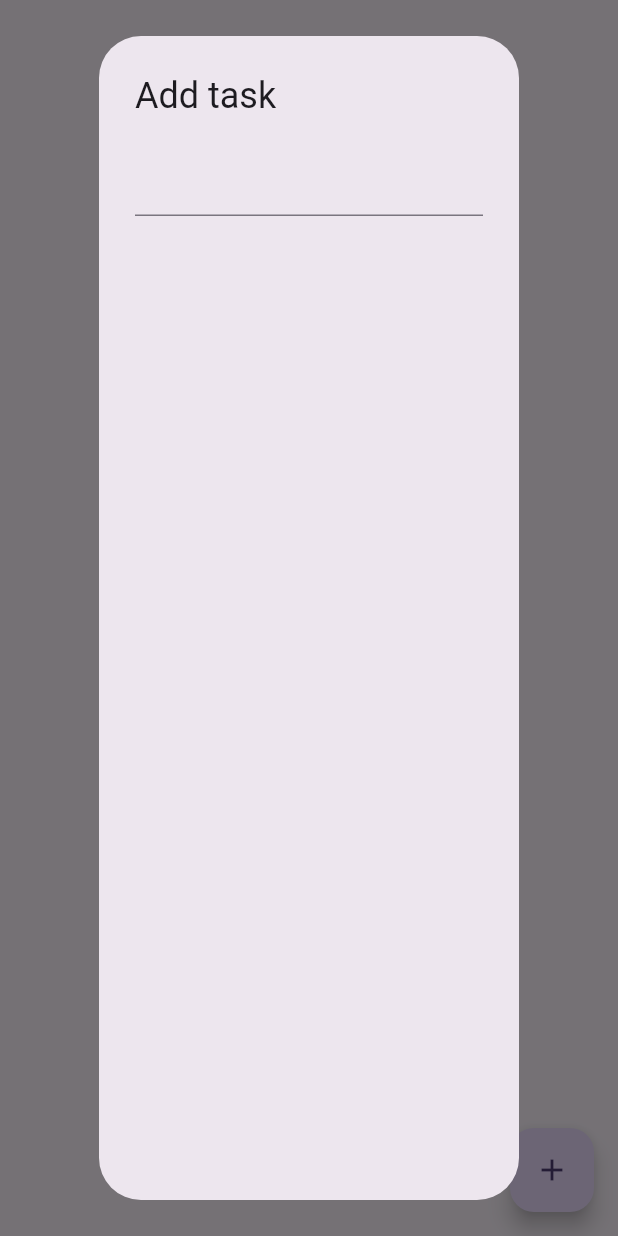
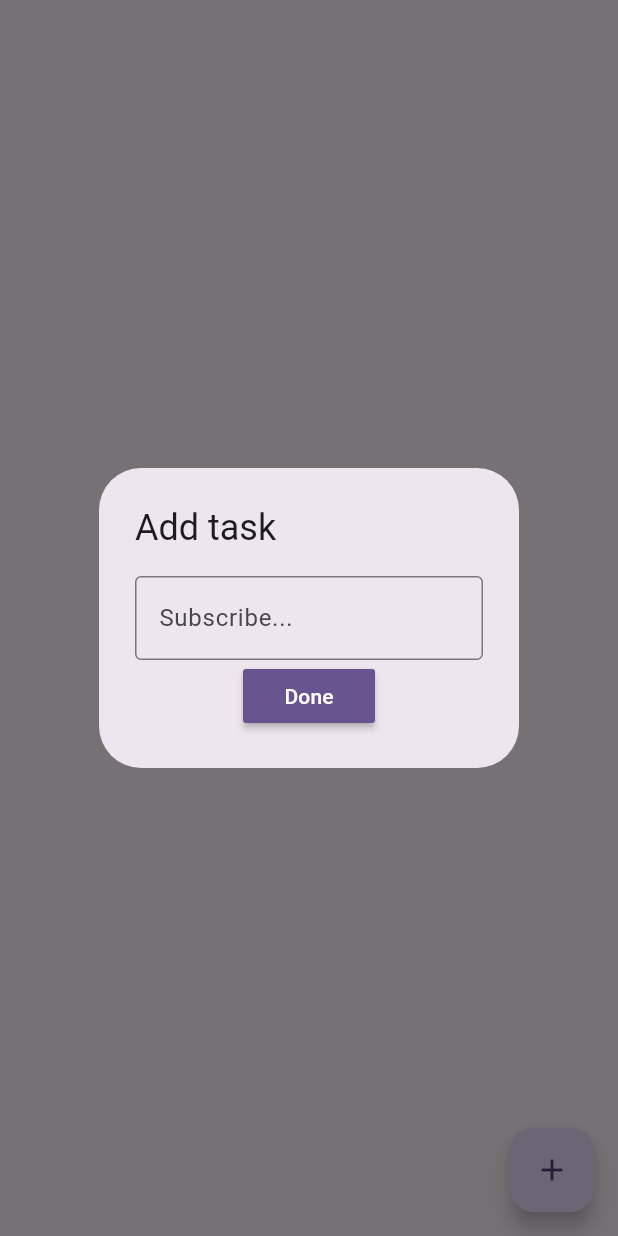
Before and after one commit to mohsinakmal/sqflite_project, a Flutter app: the screen it shows after launch, after a tap on the "add" icon, on a phone screen of 412 x 824 dp. Run offline on Flutter 3.47's test engine with Material 3 defaults, Android fonts, the phone set to English and light mode, and no system bars; our stand-ins replace sqflite; accounts and stored records are empty.

Commit message:
completed todo

```diff
--- /dev/null
+++ b/lib/models/task.dart
@@ -0,0 +1,10 @@
+  class Task{
+    final int status, id;
+    final String content;
+
+    Task({
+      required this.status,
+      required this.id,
+      required this.content
+    });
+  }
--- a/lib/pages/home_pages.dart
+++ b/lib/pages/home_pages.dart
@@ -1,5 +1,6 @@
 import 'package:flutter/material.dart';
-import 'package:sqflite_project/pages/services/database_service.dart';
+import 'package:sqflite_project/models/task.dart';
+import 'package:sqflite_project/services/database_service.dart';
 
 class HomePage extends StatefulWidget {
   const HomePage({super.key});
@@ -10,11 +11,13 @@ class HomePage extends StatefulWidget {
 
 class _HomePageState extends State<HomePage> {
   final DatabaseService _databaseService = DatabaseService.instance;
+  String? _task = null;
 
   @override
   Widget build(BuildContext context) {
     return Scaffold(
       floatingActionButton: _addTaskButton(),
+      body: _tasksList(),
     );
   }
 
@@ -24,20 +27,74 @@ class _HomePageState extends State<HomePage> {
         showDialog(
             context: context,
             builder: (_) => AlertDialog(
-                  title: Text("Add task"),
-              content: Column(
-                children: [
-                  TextField(),
-                  MaterialButton(onPressed:() {},
-                    )
-                ],
-              ),
-                )
-        );
+                  title: const Text("Add task"),
+                  content: Column(
+                    mainAxisSize: MainAxisSize.min,
+                    children: [
+                      TextField(
+                        onChanged: (value) {
+                          setState(() {
+                            _task = value;
+                          });
+                        },
+                        decoration: const InputDecoration(
+                            border: OutlineInputBorder(),
+                            hintText: "Subscribe..."),
+                      ),
+                      MaterialButton(
+                        color: Theme.of(context).colorScheme.primary,
+                        onPressed: () {
+                          if (_task == null || _task == "") return;
+                          _databaseService.addTask(_task!);
+                          setState(() {
+                            _task = null;
+                          });
+                          Navigator.pop(context);
+                        },
+                        child: const Text(
+                          "Done",
+                          style: TextStyle(color: Colors.white),
+                        ),
+                      )
+                    ],
+                  ),
+                ));
       },
-      child: Icon(
+      child: const Icon(
         Icons.add,
       ),
     );
   }
+
+  Widget _tasksList() {
+    return FutureBuilder(
+      future: _databaseService.getTasks(),
+      builder: (context, snapshot) {
+        return ListView.builder(
+          itemCount: snapshot.data?.length ?? 0,
+          itemBuilder: (context, index) {
+            Task task = snapshot.data![index];
+            return ListTile(
+              onLongPress: () {
+                _databaseService.deleteTask(task.id);
+                setState(() {
+
+                });
+              },
+              title: Text(
+                task.content
+              ),
+              trailing: Checkbox(
+                  value: task.status == 1,
+                  onChanged: (value) {
+                    _databaseService.updateTask(task.id, value == true ? 1 : 0);
+                    setState(() {
+
+                    });
+                  },),
+            );
+        },);
+      },
+    );
+  }
 }
--- a/lib/pages/services/database_service.dart
+++ b/lib/services/database_service.dart
@@ -1,5 +1,6 @@
 import 'package:path/path.dart';
 import 'package:sqflite/sqflite.dart';
+import 'package:sqflite_project/models/task.dart';
 
 class DatabaseService {
   // here we are using singleton pattern
@@ -24,16 +25,18 @@ class DatabaseService {
     final databaseDirPath = await getDatabasesPath();
     // creating name for db  and joining the path
     final databasePath = join(databaseDirPath, "master_db.db");
+    //await deleteDatabase(databasePath);
     // using sqfLite opening up db
     // currently we don't have scheme and the tables
     final database = await openDatabase(
       databasePath,
+      version: 3,
       onCreate: (db, version) {
         db.execute('''
           CREATE TABLE $_tasksTableName(
           $_tasksIdColumnName INTEGER PRIMARY KEY,
           $_tasksContentColumnName TEXT NOT NULL,
-          $_tasksStatusColumnName INTEGER NOT NULL,
+          $_tasksStatusColumnName INTEGER NOT NULL
           )
           ''');
       },
@@ -49,4 +52,35 @@ class DatabaseService {
     });
   }
 
+  Future<List<Task>> getTasks() async{
+    final db = await database;
+    final data = await db.query(_tasksTableName);
+    List<Task> tasks = data.map((e) => Task(id: e["id"] as int, status: e["status"] as int, content: e["content"] as String)).toList();
+    return tasks;
+  }
+
+  void updateTask(int id, int status) async{
+    final db = await database;
+    await db.update(
+        _tasksTableName,
+        {
+          _tasksStatusColumnName: status,
+        },
+        where: 'id = ?',
+      whereArgs: [
+        id,
+      ]
+    );
+  }
+
+  void deleteTask(int id) async{
+    final db = await database;
+    await db.delete(_tasksTableName,
+    where: 'id = ?',
+      whereArgs: [
+        id,
+      ]
+    );
+  }
+
 }
```
